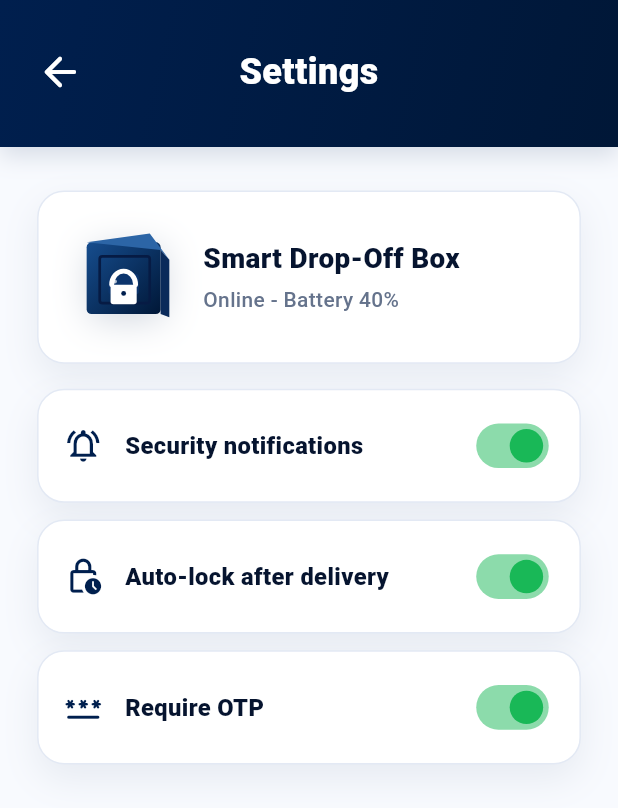
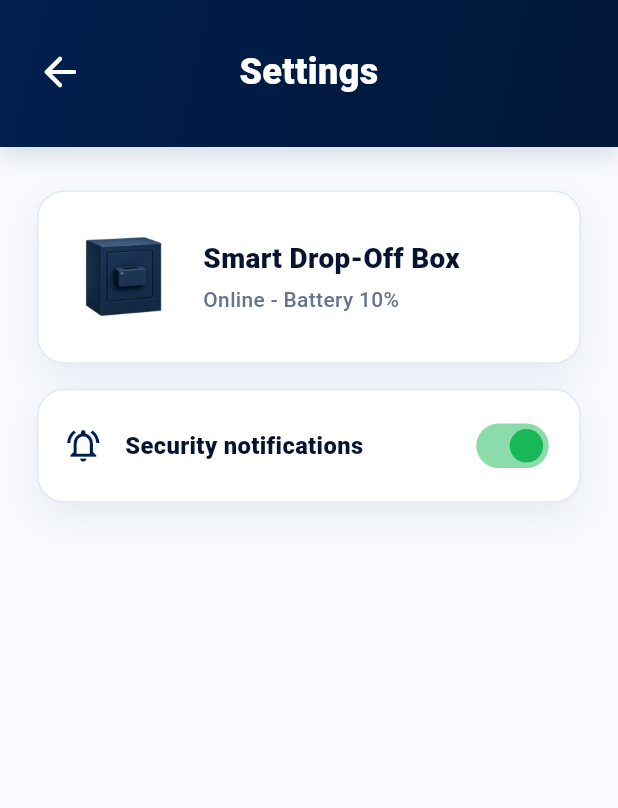
Before and after one commit to Emir7530/smart-delivery-box-app, a Flutter app: the SettingsScreen screen opened directly, on a phone screen of 412 x 824 dp. Shown: the top 808 px of the screen. Run offline on Flutter 3.47's test engine with Material 3 defaults, Android fonts, the phone set to English and light mode, and no system bars.

Commit message:
Visual changes in settings page

```diff
--- a/mobile_app/lib/models/smart_box_model.dart
+++ b/mobile_app/lib/models/smart_box_model.dart
@@ -1,7 +1,7 @@
 part of '../app.dart';
 
 class SmartBoxModel extends ChangeNotifier {
-  static const int defaultBatteryPercent = 40;
+  static const int defaultBatteryPercent = 10;
 
   String userName = 'Emir';
   bool isLocked = true;
--- a/mobile_app/lib/screens/settings_screen.dart
+++ b/mobile_app/lib/screens/settings_screen.dart
@@ -9,8 +9,6 @@ class SettingsScreen extends StatefulWidget {
 
 class _SettingsScreenState extends State<SettingsScreen> {
   bool notifications = true;
-  bool autoLock = true;
-  bool otpRequired = true;
 
   @override
   Widget build(BuildContext context) {
@@ -62,8 +60,18 @@ class _SettingsScreenState extends State<SettingsScreen> {
                                 padding: EdgeInsets.all(22 * scale),
                                 child: Row(
                                   children: [
-                                    LockerMiniIllustration(
-                                      size: illustrationSize,
+                                    SizedBox(
+                                      width: illustrationSize,
+                                      height: illustrationSize,
+                                      child: Image.asset(
+                                        model.isLocked
+                                            ? 'assets/images/case-locked.png'
+                                            : 'assets/images/case-unlocked.png',
+                                        fit: BoxFit.contain,
+                                        semanticLabel: model.isLocked
+                                            ? 'Locked drop-off case'
+                                            : 'Unlocked drop-off case',
+                                      ),
                                     ),
                                     SizedBox(width: 18 * scale),
                                     Expanded(
@@ -108,22 +116,6 @@ class _SettingsScreenState extends State<SettingsScreen> {
                                 onChanged: (value) =>
                                     setState(() => notifications = value),
                               ),
-                              SizedBox(height: 12 * scale),
-                              SettingsToggle(
-                                icon: Icons.lock_clock_outlined,
-                                label: 'Auto-lock after delivery',
-                                value: autoLock,
-                                onChanged: (value) =>
-                                    setState(() => autoLock = value),
-                              ),
-                              SizedBox(height: 12 * scale),
-                              SettingsToggle(
-                                icon: Icons.password_rounded,
-                                label: 'Require OTP',
-                                value: otpRequired,
-                                onChanged: (value) =>
-                                    setState(() => otpRequired = value),
-                              ),
                             ],
                           ),
                         ),
```
Also changed, not shown: 1 other file.
